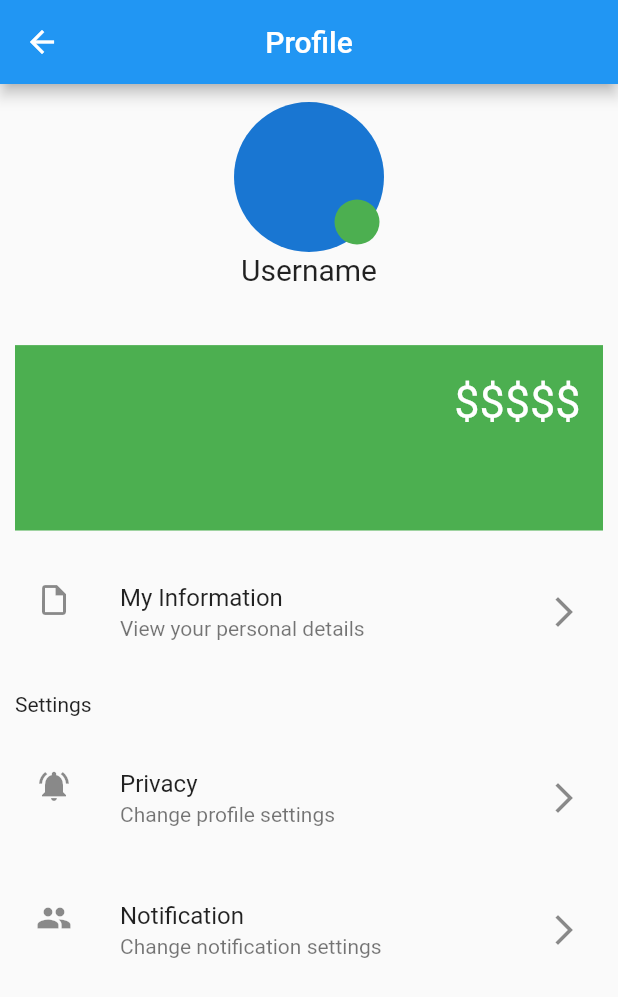
After one commit to IAMTHEMACHINE33/Stonks_Project, a Flutter app: the ProfileScreen screen opened by its route, on a phone screen of 412 x 824 dp. The commit adds this screen. Shown: the top 997 px of the screen. Run offline on Flutter 3.47's test engine with Material 2 defaults, Android fonts, the phone set to English and light mode, and no system bars; our stand-ins replace dio, image_picker, motion_toast, syncfusion_flutter_charts; network calls fail.

Commit message:
profile frontend

```diff
--- a/lib/api/user_api.dart
+++ b/lib/api/user_api.dart
@@ -26,7 +26,7 @@ class UserApi {
     return isSignup;
   }
 
-  Future<bool> login(String username, String password) async {
+  Future<bool> login(String email, String password) async {
     bool isLogin = false;
     try {
       var url = baseUrl + loginUrl;
@@ -35,7 +35,7 @@ class UserApi {
       var response = await dio.post(
         url,
         data: {
-          "username": username,
+          "email": email,
           "password": password,
         },
       );
--- a/lib/main.dart
+++ b/lib/main.dart
@@ -2,10 +2,10 @@ import 'package:flutter/material.dart';
 import 'package:portfolio_management/screens/bottom_navigation_bar.dart';
 import 'package:portfolio_management/screens/dashboard_scren.dart';
 import 'package:portfolio_management/screens/login_screen.dart';
+import 'package:portfolio_management/screens/profile_screen.dart';
 import 'package:portfolio_management/screens/register_screen.dart';
 
 import 'screens/Display_screen.dart';
-
 
 void main() {
   runApp(
@@ -14,11 +14,11 @@ void main() {
       initialRoute: '/',
       routes: {
         '/': (context) => const DisplayScreen(),
-        '/nav':(context) => const BottomNavigationBarScreen(),
-        '/dashboard':(context) => const DashboardScreen(),
-        '/login':(context) => const LoginScreen(),
-        '/register':(context) => const RegisterScreen(),
-
+        '/nav': (context) => const BottomNavigationBarScreen(),
+        '/dashboard': (context) => const DashboardScreen(),
+        '/login': (context) => const LoginScreen(),
+        '/register': (context) => const RegisterScreen(),
+        '/profile': (context) => const ProfileScreen(),
       },
     ),
   );
--- a/lib/repository/user_repository.dart
+++ b/lib/repository/user_repository.dart
@@ -7,7 +7,7 @@ class UserRepository {
     return await UserApi().register(user);
   }
 
-  Future<bool> login(String username, String password) async {
-    return UserApi().login(username, password);
+  Future<bool> login(String email, String password) async {
+    return UserApi().login(email, password);
   }
 }
--- /dev/null
+++ b/lib/screens/profile_screen.dart
@@ -0,0 +1,99 @@
+import 'package:flutter/material.dart';
+
+class ProfileScreen extends StatefulWidget {
+  const ProfileScreen({Key? key}) : super(key: key);
+
+  @override
+  State<ProfileScreen> createState() => _ProfileScreenState();
+}
+
+class _ProfileScreenState extends State<ProfileScreen> {
+  @override
+  Widget build(BuildContext context) {
+    return SafeArea(
+      child: Scaffold(
+          appBar: AppBar(
+            title: const Text('Profile'),
+            centerTitle: true,
+          ),
+          body: ListView(
+            children: [
+              Container(
+                margin: const EdgeInsets.all(12),
+                height: MediaQuery.of(context).size.height * .17,
+                width: double.infinity,
+                child: Column(
+                  children: [
+                    Stack(
+                      children: const [
+                        CircleAvatar(
+                          radius: 50,
+                        ),
+                        Positioned(
+                            bottom: 5,
+                            right: 3,
+                            child: CircleAvatar(
+                              backgroundColor: Colors.green,
+                              radius: 15,
+                            ))
+                      ],
+                    ),
+                    const Text(
+                      'Username',
+                      style: TextStyle(fontSize: 20),
+                    )
+                  ],
+                ),
+              ),
+              Stack(
+                children: [
+                  Container(
+                    height: MediaQuery.of(context).size.height * 0.15,
+                    width: double.infinity,
+                    margin: const EdgeInsets.all(10),
+                    color: Colors.green,
+                  ),
+                  Positioned(
+                      top: 30,
+                      right: 25,
+                      child: Container(
+                        child: const Text(
+                          "\$\$\$\$\$",
+                          style: TextStyle(fontSize: 30, color: Colors.white),
+                        ),
+                      ))
+                ],
+              ),
+              Container(
+                margin: const EdgeInsets.all(8),
+                child: const ListTile(
+                    leading: Icon(Icons.insert_drive_file_outlined),
+                    title: Text("My Information"),
+                    subtitle: Text("View your personal details"),
+                    trailing: Icon(Icons.arrow_forward_ios)),
+              ),
+              Container(
+                margin: const EdgeInsets.all(10),
+                child: const Text("Settings"),
+              ),
+              Container(
+                margin: const EdgeInsets.all(8),
+                child: const ListTile(
+                    leading: Icon(Icons.notifications_on),
+                    title: Text("Privacy"),
+                    subtitle: Text("Change profile settings"),
+                    trailing: Icon(Icons.arrow_forward_ios)),
+              ),
+              Container(
+                margin: const EdgeInsets.all(8),
+                child: const ListTile(
+                    leading: Icon(Icons.group),
+                    title: Text("Notification"),
+                    subtitle: Text("Change notification settings"),
+                    trailing: Icon(Icons.arrow_forward_ios)),
+              ),
+            ],
+          )),
+    );
+  }
+}
--- a/lib/screens/register_screen.dart
+++ b/lib/screens/register_screen.dart
@@ -172,10 +172,10 @@ class _RegisterScreenState extends State<RegisterScreen> {
                             onPressed: () {
                               if (_formKey.currentState!.validate()) {
                                 User user = User(
-                                  address: _firstnameController.text,
-                                  country: _lastnameController.text,
+                                  firstname: _firstnameController.text,
+                                  lastname: _lastnameController.text,
                                   username: _usernameController.text,
-                                  phone: _ageController.text,
+                                  age: _ageController.text,
                                   email: _emailController.text,
                                   password: _passwordController.text,
                                 );
```
Also changed, not shown: lib/models/user.dart (+56 -56 lines), lib/screens/bottom_navigation_bar.dart (+11 -19 lines), lib/screens/login_screen.dart (+10 -9 lines), lib/utils/url.dart (+10 -10 lines).
